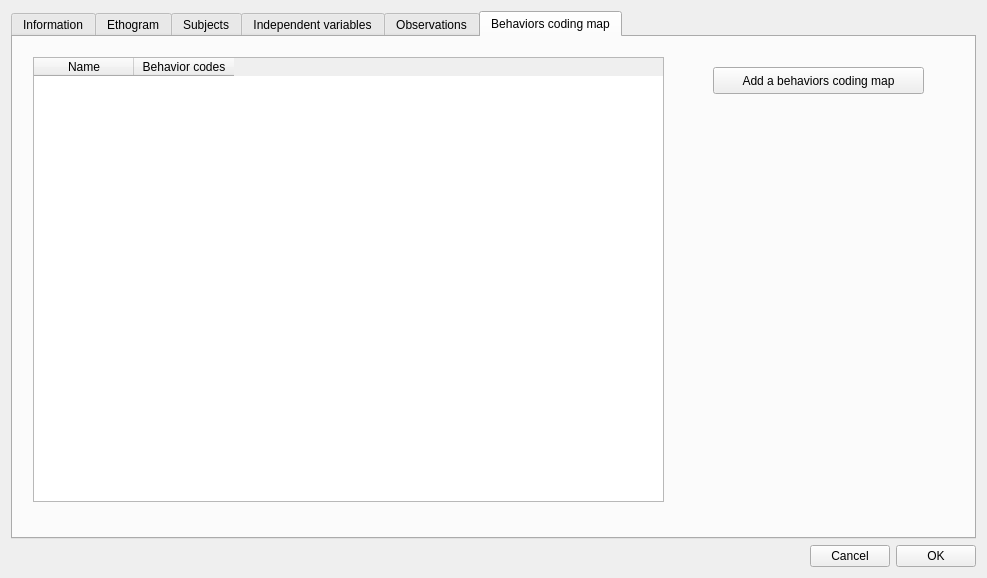
This is project.ui in olivierfriard/BORIS as Qt 5 draws it before an edit. The edited form follows.
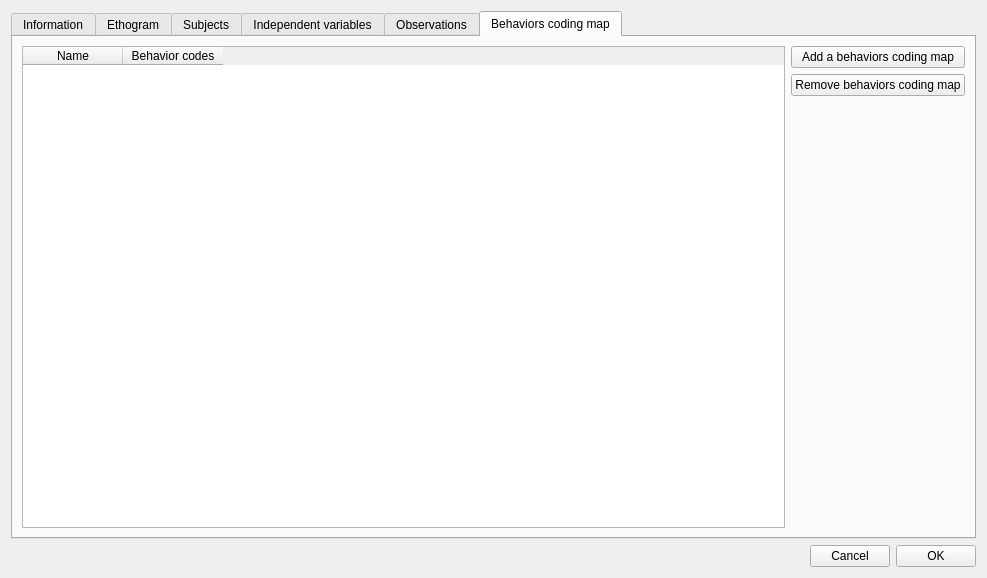
This is the edited form.

Commit message: add behaviors coding map to project window

Patch:
```diff
--- a/project.ui
+++ b/project.ui
@@ -755,15 +755,11 @@
         <attribute name="title">
          <string>Behaviors coding map</string>
         </attribute>
+        <layout class="QVBoxLayout" name="verticalLayout_8">
+         <item>
+          <layout class="QHBoxLayout" name="horizontalLayout">
+           <item>
         <widget class="QTableWidget" name="twBehavCodingMap">
-         <property name="geometry">
-          <rect>
-           <x>20</x>
-           <y>20</y>
-           <width>631</width>
-           <height>445</height>
-          </rect>
-         </property>
          <property name="autoFillBackground">
           <bool>false</bool>
          </property>
@@ -793,19 +789,41 @@
           </property>
          </column>
         </widget>
+           </item>
+           <item>
+            <layout class="QVBoxLayout" name="verticalLayout_4">
+             <item>
         <widget class="QPushButton" name="pbAddBehaviorsCodingMap">
-         <property name="geometry">
-          <rect>
-           <x>700</x>
-           <y>30</y>
-           <width>211</width>
-           <height>27</height>
-          </rect>
-         </property>
          <property name="text">
           <string>Add a behaviors coding map</string>
          </property>
         </widget>
+             </item>
+             <item>
+              <widget class="QPushButton" name="pbRemoveBehaviorsCodingMap">
+               <property name="text">
+                <string>Remove behaviors coding map</string>
+               </property>
+              </widget>
+             </item>
+             <item>
+              <spacer name="verticalSpacer">
+               <property name="orientation">
+                <enum>Qt::Vertical</enum>
+               </property>
+               <property name="sizeHint" stdset="0">
+                <size>
+                 <width>20</width>
+                 <height>40</height>
+                </size>
+               </property>
+              </spacer>
+             </item>
+            </layout>
+           </item>
+          </layout>
+         </item>
+        </layout>
        </widget>
       </widget>
      </item>
```
Lines whose indentation alone changed are shown as unchanged. The commit also changes 3 other files.
